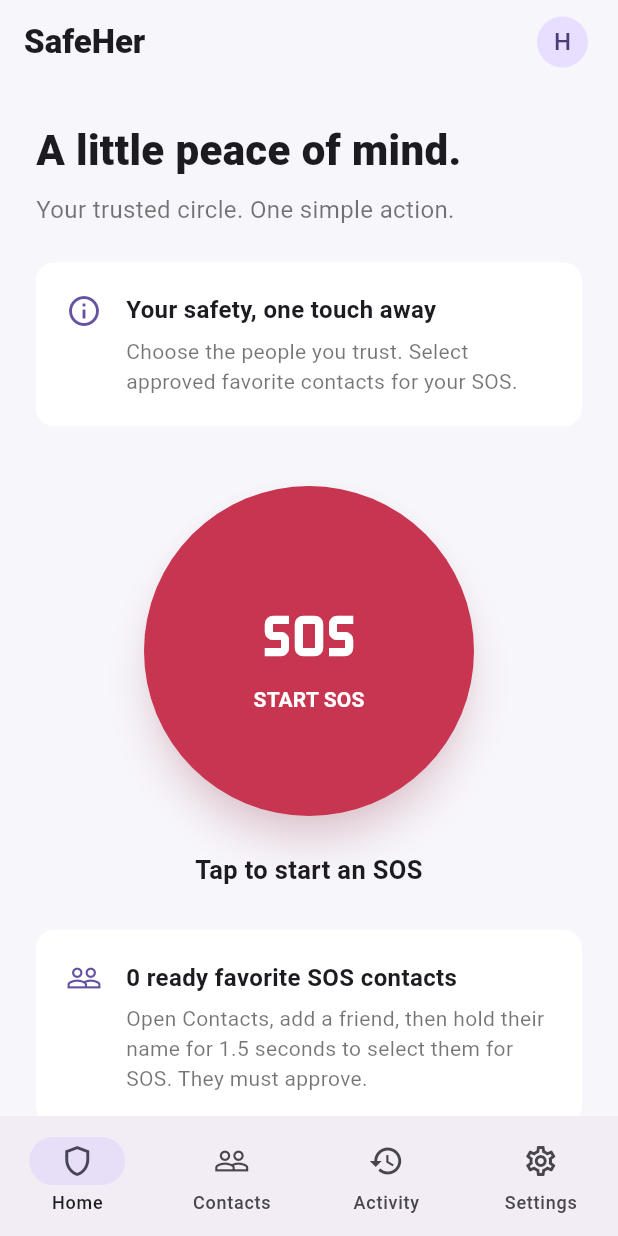
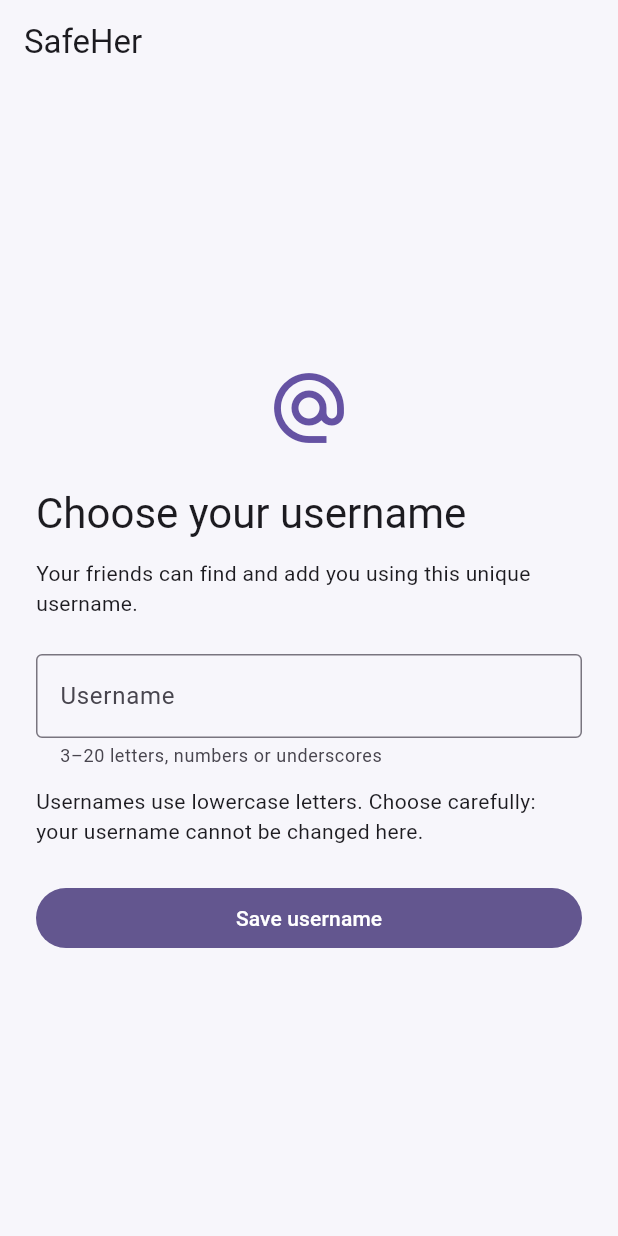
Before and after one commit to hammadansar49-prog/women-safety-and-emergency-app, a Flutter app: the screen it shows after launch, after a tap on "Get started", on a phone screen of 412 x 824 dp. Run offline on Flutter 3.47's test engine with Material 3 defaults, Android fonts, the phone set to English and light mode, and no system bars.

Commit message:
feat: require unique username setup and connect friend search

```diff
--- a/lib/main.dart
+++ b/lib/main.dart
@@ -2,6 +2,7 @@
 import 'emergency_controller.dart';
 import 'social_controller.dart';
 import 'contacts_screen.dart';
+import 'username_screen.dart';
 
 void main() => runApp(const SafeHerApp());
 
@@ -43,7 +44,7 @@
   @override
   void initState() {
     super.initState();
-    social = widget.social ?? SocialController();
+    social = widget.social ?? SocialController(newAccount: true);
     emergency.addListener(_syncEmergency);
   }
 
@@ -140,6 +141,12 @@
     listenable: Listenable.merge([emergency, social]),
     builder: (context, _) {
       if (!onboarded) return _welcome();
+      if (social.currentUser.username.isEmpty) {
+        return UsernameScreen(
+          key: ValueKey(social.currentUserId),
+          social: social,
+        );
+      }
       return Scaffold(
         appBar: AppBar(
           title: const Text(
--- a/lib/social_controller.dart
+++ b/lib/social_controller.dart
@@ -67,11 +67,48 @@
 
 /// Session-only demo state. No messages or alerts are sent over a network.
 class SocialController extends ChangeNotifier {
-  final List<DemoPerson> profiles = const [
+  SocialController({bool newAccount = false}) {
+    if (newAccount) {
+      _profiles[0] = const DemoPerson(
+        id: 'hammad',
+        name: 'Hammad',
+        username: '',
+      );
+    }
+  }
+  final List<DemoPerson> _profiles = [
     DemoPerson(id: 'hammad', name: 'Hammad', username: 'hammad'),
     DemoPerson(id: 'ayesha', name: 'Ayesha', username: 'ayesha'),
     DemoPerson(id: 'sara', name: 'Sara', username: 'sara'),
   ];
+  List<DemoPerson> get profiles => List.unmodifiable(_profiles);
+
+  String? usernameError(String input) {
+    final username = input.trim().toLowerCase();
+    if (!RegExp(r'^[a-z0-9_]{3,20}$').hasMatch(username)) {
+      return 'Use 3–20 letters, numbers or underscores.';
+    }
+    if (_profiles.any((p) => p.username.toLowerCase() == username)) {
+      return 'This username is already taken. Try another.';
+    }
+    return null;
+  }
+
+  void claimUsername(String input) {
+    if (currentUser.username.isNotEmpty) {
+      throw StateError('Your username is already set.');
+    }
+    final error = usernameError(input);
+    if (error != null) throw StateError(error);
+    final index = _profiles.indexWhere((p) => p.id == currentUserId);
+    _profiles[index] = DemoPerson(
+      id: currentUserId,
+      name: currentUser.name,
+      username: input.trim().toLowerCase(),
+    );
+    notifyListeners();
+  }
+
   String _currentUserId = 'hammad';
   String get currentUserId => _currentUserId;
   DemoPerson get currentUser => person(currentUserId);
--- /dev/null
+++ b/lib/username_screen.dart
@@ -0,0 +1,103 @@
+import 'package:flutter/material.dart';
+import 'social_controller.dart';
+
+class UsernameScreen extends StatefulWidget {
+  const UsernameScreen({super.key, required this.social});
+  final SocialController social;
+
+  @override
+  State<UsernameScreen> createState() => _UsernameScreenState();
+}
+
+class _UsernameScreenState extends State<UsernameScreen> {
+  final _controller = TextEditingController();
+  final _form = GlobalKey<FormState>();
+  String? _saveError;
+
+  void _save() {
+    setState(() => _saveError = null);
+    if (!_form.currentState!.validate()) return;
+    try {
+      widget.social.claimUsername(_controller.text);
+    } on StateError catch (error) {
+      setState(() => _saveError = error.message);
+    }
+  }
+
+  @override
+  void dispose() {
+    _controller.dispose();
+    super.dispose();
+  }
+
+  @override
+  Widget build(BuildContext context) => Scaffold(
+    appBar: AppBar(title: const Text('SafeHer')),
+    body: Center(
+      child: ConstrainedBox(
+        constraints: const BoxConstraints(maxWidth: 480),
+        child: SingleChildScrollView(
+          padding: const EdgeInsets.all(24),
+          child: Form(
+            key: _form,
+            child: Column(
+              crossAxisAlignment: CrossAxisAlignment.stretch,
+              children: [
+                const Icon(
+                  Icons.alternate_email,
+                  size: 56,
+                  color: Color(0xFF6552A3),
+                ),
+                const SizedBox(height: 24),
+                Text(
+                  'Choose your username',
+                  style: Theme.of(context).textTheme.headlineMedium,
+                ),
+                const SizedBox(height: 12),
+                const Text(
+                  'Your friends can find and add you using this unique username.',
+                ),
+                const SizedBox(height: 24),
+                TextFormField(
+                  controller: _controller,
+                  autocorrect: false,
+                  enableSuggestions: false,
+                  textInputAction: TextInputAction.done,
+                  autovalidateMode: AutovalidateMode.onUserInteraction,
+                  decoration: const InputDecoration(
+                    labelText: 'Username',
+                    prefixText: '@',
+                    hintText: 'meethamad',
+                    border: OutlineInputBorder(),
+                    helperText: '3–20 letters, numbers or underscores',
+                  ),
+                  validator: (value) =>
+                      widget.social.usernameError(value ?? ''),
+                  onFieldSubmitted: (_) => _save(),
+                ),
+                const SizedBox(height: 12),
+                const Text(
+                  'Usernames use lowercase letters. Choose carefully: your username cannot be changed here.',
+                ),
+                if (_saveError != null) ...[
+                  const SizedBox(height: 12),
+                  Text(
+                    _saveError!,
+                    style: TextStyle(
+                      color: Theme.of(context).colorScheme.error,
+                    ),
+                  ),
+                ],
+                const SizedBox(height: 24),
+                FilledButton(
+                  onPressed: _save,
+                  child: const Text('Save username'),
+                ),
+              ],
+            ),
+          ),
+        ),
+      ),
+    ),
+  );
+}
```
Also changed, not shown: 4 other files.
